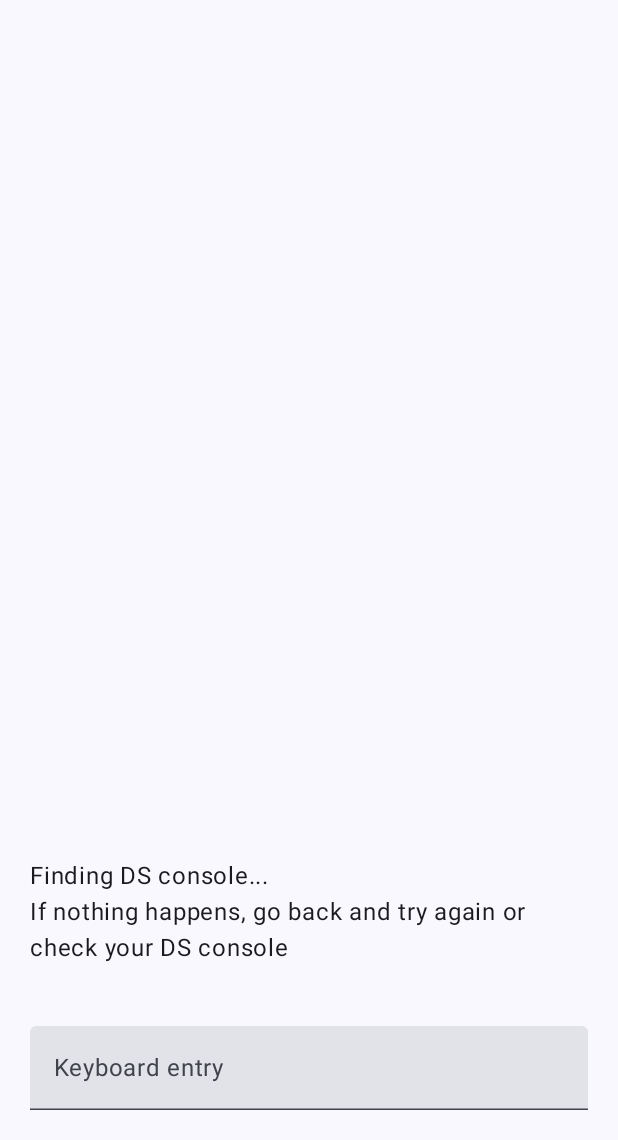
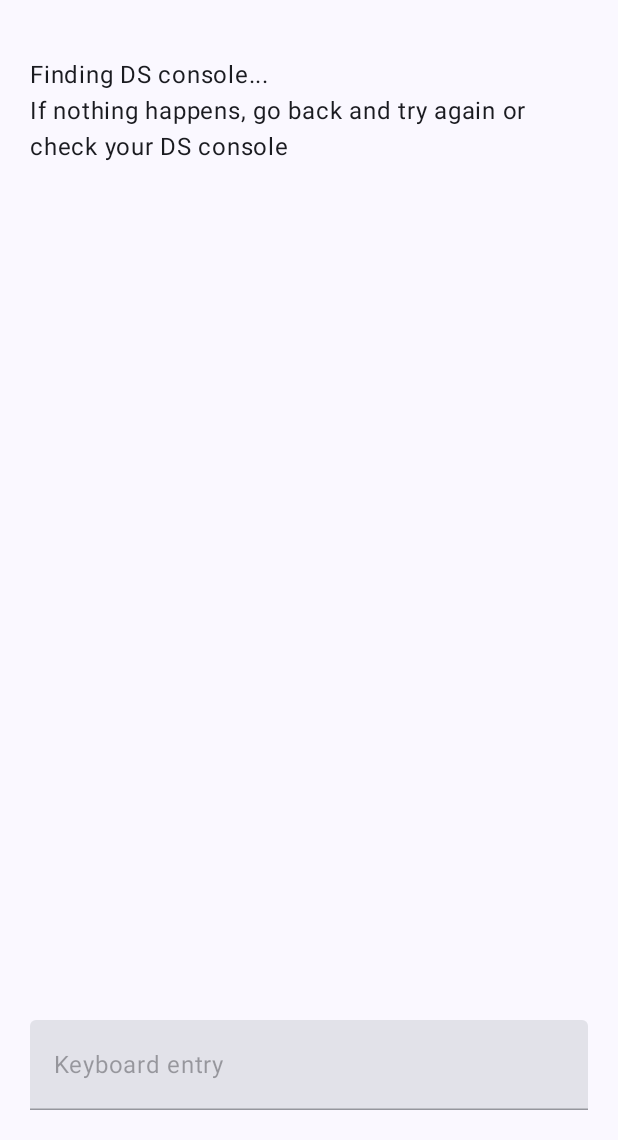
Before and after one commit to headshot2017/wifikb, an Android app built with Jetpack Compose: the screen it shows after launch (MainActivity), after a tap on "Reverse connection mode (for emulators)", on a phone screen of 412 x 824 dp, the part 96-1236 px from its top. Run offline under Robolectric (Android 15) with nearby library versions, the phone set to English and light mode, and no system bars; network calls fail; 1 statement that could not run was skipped.

Commit message:
modifications to ConnectionScreen
* allow scrolling the text log
* disable keyboard until connection is established

```diff
--- a/client-apps/android/wifikb-android/app/src/main/java/com/headshot2017/wifikb/ui/ConnectionScreen.kt
+++ b/client-apps/android/wifikb-android/app/src/main/java/com/headshot2017/wifikb/ui/ConnectionScreen.kt
@@ -2,16 +2,22 @@
 
 import androidx.activity.compose.BackHandler
 import androidx.compose.foundation.layout.Arrangement
+import androidx.compose.foundation.layout.Box
 import androidx.compose.foundation.layout.Column
+import androidx.compose.foundation.layout.fillMaxHeight
 import androidx.compose.foundation.layout.fillMaxSize
 import androidx.compose.foundation.layout.fillMaxWidth
 import androidx.compose.foundation.layout.padding
+import androidx.compose.foundation.layout.requiredHeight
+import androidx.compose.foundation.rememberScrollState
 import androidx.compose.foundation.text.KeyboardActions
 import androidx.compose.foundation.text.KeyboardOptions
 import androidx.compose.foundation.text.selection.SelectionContainer
+import androidx.compose.foundation.verticalScroll
 import androidx.compose.material3.TextField
 import androidx.compose.material3.Text
 import androidx.compose.runtime.Composable
+import androidx.compose.runtime.LaunchedEffect
 import androidx.compose.runtime.collectAsState
 import androidx.compose.runtime.getValue
 import androidx.compose.runtime.mutableStateOf
@@ -46,12 +52,25 @@
         horizontalAlignment = Alignment.CenterHorizontally
     ) {
         var text by remember { mutableStateOf("") }
+        val logState = rememberScrollState(0)
 
-        SelectionContainer {
-            Text(
-                text = uiState.textLog,
-                modifier = Modifier.fillMaxWidth().padding(20.dp)
-            )
+        LaunchedEffect(uiState.textLog) {
+            logState.scrollTo(logState.maxValue)
+        }
+
+        Box(Modifier
+            .fillMaxWidth()
+            .fillMaxHeight(0.85f)
+            .padding(horizontal = 20.dp)
+        ) {
+            SelectionContainer {
+                Text(
+                    text = uiState.textLog,
+                    modifier = Modifier
+                        .align(Alignment.BottomStart)
+                        .verticalScroll(logState)
+                )
+            }
         }
 
         TextField(
@@ -59,7 +78,8 @@
             value = text,
             onValueChange = { text = it },
             singleLine = true,
-            modifier = Modifier.fillMaxWidth().padding(20.dp),
+            enabled = viewModel.connected,
+            modifier = Modifier.fillMaxWidth().requiredHeight(100.dp).padding(20.dp),
             keyboardOptions = KeyboardOptions(imeAction = ImeAction.Send),
             keyboardActions = KeyboardActions(
                 onSend = {
```
